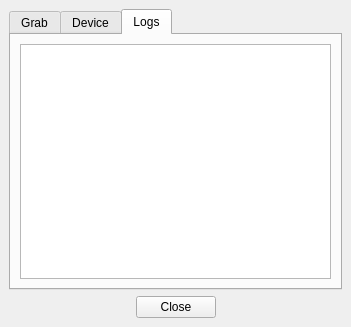
The window that Software/src/mainwindow.ui (Atarity/Lightpack) describes before a commit, drawn with Qt 5.
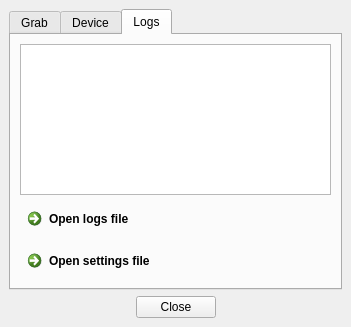
The same window after the commit. The open tabs and pages were chosen to show the change. Icons and pictures are not drawn.

Commit message: Software: added links to logs and settings files in Logs tab;

```diff
--- a/Software/src/mainwindow.ui
+++ b/Software/src/mainwindow.ui
@@ -421,7 +421,7 @@
        <attribute name="title">
         <string>Logs</string>
        </attribute>
-       <layout class="QHBoxLayout" name="horizontalLayout_3">
+       <layout class="QVBoxLayout" name="verticalLayout_4">
         <item>
          <widget class="QPlainTextEdit" name="plainTextLogs">
           <property name="font">
@@ -437,6 +437,32 @@
           </property>
          </widget>
         </item>
+        <item>
+         <widget class="QCommandLinkButton" name="commandLinkButton_OpenLogs">
+          <property name="text">
+           <string>Open logs file</string>
+          </property>
+          <property name="checkable">
+           <bool>false</bool>
+          </property>
+          <property name="description">
+           <string/>
+          </property>
+         </widget>
+        </item>
+        <item>
+         <widget class="QCommandLinkButton" name="commandLinkButton_OpenSettings">
+          <property name="text">
+           <string>Open settings file</string>
+          </property>
+          <property name="checkable">
+           <bool>false</bool>
+          </property>
+          <property name="description">
+           <string/>
+          </property>
+         </widget>
+        </item>
        </layout>
       </widget>
      </widget>
```
The commit also changes 3 other files.
